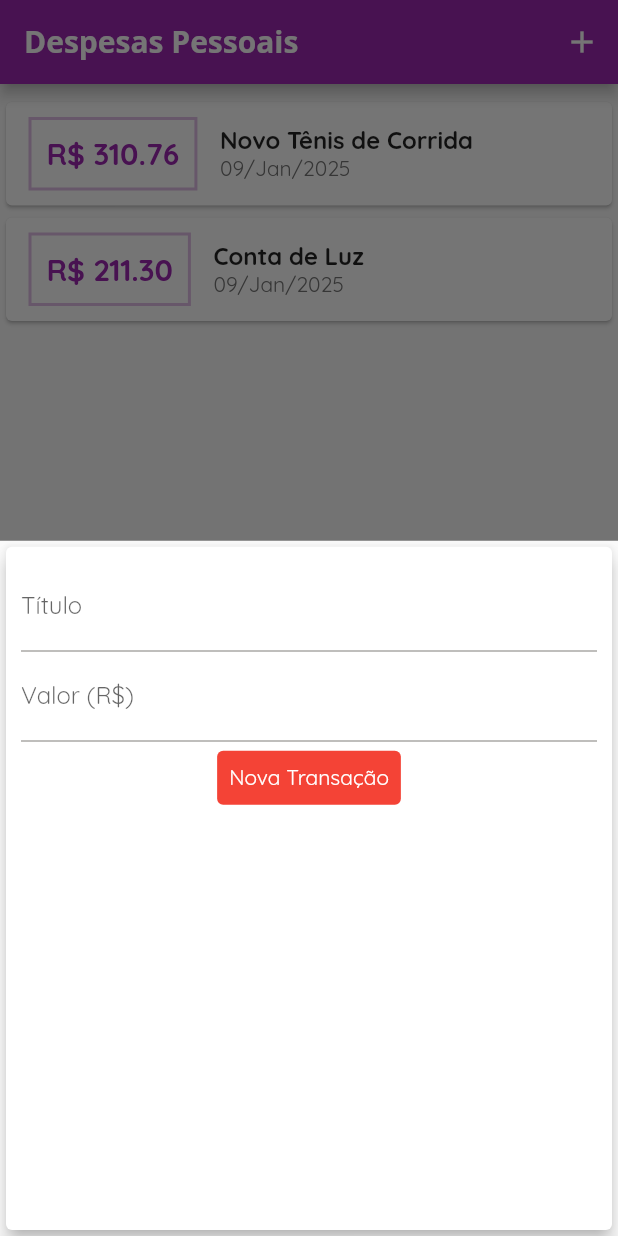
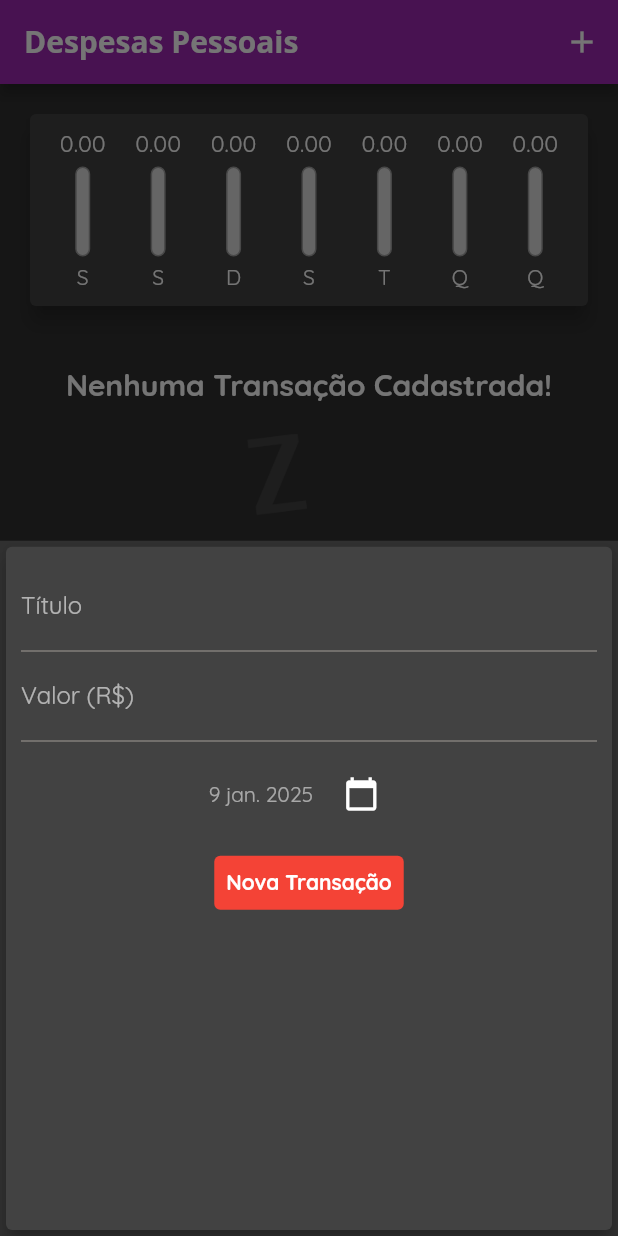
Before and after one commit to LucasRubio/Expenses, a Flutter app: the screen it shows after launch, after a tap on the "add" icon, on a phone screen of 412 x 824 dp. Run offline on Flutter 3.47's test engine with Material 3 defaults, Android fonts, the phone set to English and light mode, and no system bars.

Commit message:
Inserção de data, e estilização melhorada

```diff
--- /dev/null
+++ b/lib/components/chart.dart
@@ -0,0 +1,78 @@
+import 'package:expenses/models/transaction.dart';
+import 'package:intl/intl.dart';
+import 'package:flutter/material.dart';
+import 'chart_bar.dart';
+
+// classe que cria o gráfico
+class Chart extends StatelessWidget {
+  // lista de transações recentes
+  final List<Transaction> recentTransaction;
+  // construtor
+  Chart(this.recentTransaction);
+
+
+  // lista de transações agrupadas
+  List<Map<String, Object>> get groupedTransactions {
+    return List.generate(7, (index) {
+      // gera uma lista de 7 elementos
+      final weekDay = DateTime.now().subtract(
+        // pega a data atual e subtrai
+        Duration(days: index),
+      );
+
+      double totalSum = 0.0;
+
+      for (var i = 0; i < recentTransaction.length; i++) {
+        // percorre a lista de transações
+        bool sameDay = recentTransaction[i].date.day == weekDay.day; // verifica se o dia é o mesmo
+
+        bool sameMonth = recentTransaction[i].date.month == weekDay.month; // verifica se o mês é o mesmo
+
+        bool sameYear = recentTransaction[i].date.year == weekDay.year; // verifica se o ano é o mesmo
+
+        if (sameDay && sameMonth && sameYear) {
+          // verifica se a data é a mesma
+          totalSum += recentTransaction[i].value; // soma o valor da transação
+        }
+      }
+
+      return {
+        'day': DateFormat.E('pt-br').format(weekDay)[0].toUpperCase(),
+        'value': totalSum,
+      }; // retorna o dia e o valor total
+    }).reversed.toList(); // inverte a lista
+  }
+
+  double get _weekTotalValue {
+    return groupedTransactions.fold(0.0, (sum, tr) {
+      return sum + (tr['value'] as double);
+    });
+  }
+
+  @override
+  // constrói o gráfico
+  Widget build(BuildContext context) {
+    groupedTransactions;
+    return Card(
+      elevation: 6,
+      margin: const EdgeInsets.all(20),
+      child: Padding(
+        padding: const EdgeInsets.all(10.0),
+        child: Row(
+          mainAxisAlignment: MainAxisAlignment.spaceAround,
+          children: groupedTransactions.map((tr) {
+            return Flexible(
+              fit: FlexFit.tight,
+              child: ChartBar(
+                  label: tr['day'].toString(),
+                  value: tr['value'] as double,
+                  percentage: tr['value'] == 0
+                      ? 0
+                      : (tr['value'] as double) / _weekTotalValue),
+            );
+          }).toList(),
+        ),
+      ),
+    );
+  }
+}
--- /dev/null
+++ b/lib/components/chart_bar.dart
@@ -0,0 +1,55 @@
+import 'package:flutter/material.dart';
+
+class ChartBar extends StatelessWidget {
+  final String label;
+  final double value;
+  final double percentage;
+
+  ChartBar({
+    required this.label,
+    required this.value,
+    required this.percentage,
+  });
+
+  @override
+  Widget build(BuildContext context) {
+    return Column(
+        children: <Widget>[
+          Container(
+            height: 20,
+            child: FittedBox(child:
+             Text('${value.toStringAsFixed(2)}')
+             ),
+          ),
+          SizedBox(height: 5),
+          Container(
+            height: 60,
+            width: 10,
+            child: Stack(
+              alignment: Alignment.bottomCenter,
+              children: [
+                Container(
+                  decoration: BoxDecoration(
+                    border: Border.all(color: Colors.grey, width: 1.0),
+                    color: Color.fromRGBO(220, 220, 220, 1),
+                    borderRadius: BorderRadius.circular(5),
+                  ),
+                ),
+                FractionallySizedBox(
+                  heightFactor: percentage,
+                  child: Container(
+                    decoration: BoxDecoration(
+                      color: const Color.fromARGB(255, 241, 91, 80),
+                      borderRadius: BorderRadius.circular(5),
+                    ),
+                  ),
+                )
+              ],
+            ),
+          ),
+          SizedBox(height: 5),
+          Text(label),
+          ],
+      );
+  }
+}
--- a/lib/components/transaction_form.dart
+++ b/lib/components/transaction_form.dart
@@ -1,31 +1,62 @@
 import 'package:flutter/material.dart';
+import 'package:intl/intl.dart';
 
+// classe que cria o formulário de transação
 class TransactionForm extends StatefulWidget {
-  final Function(String, double) onSubmit;
+  // função que envia os dados do formulário
+  final Function(String, double, DateTime) onSubmit;
 
   TransactionForm(this.onSubmit);
 
   @override
+  // cria o estado do formulário
   State<TransactionForm> createState() => _TransactionFormState();
 }
 
+// estado do formulário
 class _TransactionFormState extends State<TransactionForm> {
-  final titleController = TextEditingController();
+  final _titleController = TextEditingController(); // controlador do título
 
-  final valueController = TextEditingController();
+  final _valueController = TextEditingController(); // controlador do valor
 
+  DateTime _selectedDate = DateTime.now(); // data selecionada
+
+  // função que envia o formulário
   _submitForm() {
-    final title = titleController.text;
-    final value = double.tryParse(valueController.text) ?? 0.0;
+    final title = _titleController.text; // pega o texto do título
+    final value = double.tryParse(_valueController.text) ??
+        0.0; // pega o valor do controlador
+    final date = _selectedDate; // pega a data selecionada
 
+
+    // verifica se o título está vazio ou o valor é menor ou igual a 0
     if (title.isEmpty || value <= 0) {
-      return;
+      return; // retorna vazio
     }
 
-    widget.onSubmit(title, value);
+    widget.onSubmit(title, value, date); // envia o formulário
+  }
+
+// função que exibe o seletor de data
+  _showDatePicker() {
+    showDatePicker(
+      context: context,
+      initialDate: DateTime.now(),
+      firstDate: DateTime(2020),
+      lastDate: DateTime.now(),
+    ).then((pickedDate) {// pega a data selecionada
+      if (pickedDate == null) {
+        return;
+      }
+      setState(() {
+        _selectedDate = pickedDate;
+      });
+    });
+
   }
 
   @override
+  // constrói o formulário
   Widget build(BuildContext context) {
     return Card(
       elevation: 5,
@@ -33,33 +64,55 @@ class _TransactionFormState extends State<TransactionForm> {
         padding: const EdgeInsets.all(10.0),
         child: Column(children: <Widget>[
           TextField(
-            controller: titleController,
-            onSubmitted: (_) => _submitForm(),
+            controller: _titleController,
+            onSubmitted: (_) =>
+                _submitForm(), // envia o formulário ao pressionar enter
             decoration: InputDecoration(
+              // decoração do campo de texto
               labelText: 'Título',
             ),
           ),
           TextField(
-            controller: valueController,
+            controller: _valueController,
             keyboardType: TextInputType.numberWithOptions(decimal: true),
-            onSubmitted: (_) => _submitForm(),
+            onSubmitted: (_) =>
+                _submitForm(), // envia o formulário ao pressionar enter
             decoration: InputDecoration(
               labelText: 'Valor (R\$)',
             ),
           ),
+          Container(
+            height: 70,
+            child: Row(
+                mainAxisAlignment: MainAxisAlignment.center,
+                children: <Widget>[
+                  Text(DateFormat('d MMM y', 'pt-br').format(_selectedDate).toString(),
+                      style: TextStyle(
+                        color: Colors.white54,
+                      )),
+                  TextButton(
+                    child: Icon(
+                      Icons.calendar_today,
+                      color: Colors.white,
+                    ),
+                    onPressed: () => _showDatePicker(),
+
+                  ),
+                  //
+                ]),
+          ),
           TextButton(
             child: Text(
               'Nova Transação',
-              style: TextStyle(
-                color: Colors.white,
-              ),
+              style:
+                  TextStyle(color: Colors.white, fontWeight: FontWeight.bold),
             ),
             style: ButtonStyle(
               backgroundColor: MaterialStateProperty.all(
                 Colors.red.shade500,
               ),
             ),
-            onPressed: _submitForm,
+            onPressed: _submitForm, // envia o formulário
           )
         ]),
       ),
--- a/lib/components/transaction_list.dart
+++ b/lib/components/transaction_list.dart
@@ -2,17 +2,20 @@ import 'package:flutter/material.dart';
 import '../models/transaction.dart';
 import 'package:intl/intl.dart';
 
+
+// classe que cria a lista de transações
 class TransactionList extends StatelessWidget {
-  final List<Transaction> transactions;
+  final List<Transaction> transactions; // lista de transações
 
-  TransactionList(this.transactions);
+  TransactionList(this.transactions);// construtor
 
   @override
+  // constrói a lista de transações
   Widget build(BuildContext context) {
     return Container(
-      height: 350,
-      child: transactions.isEmpty ? Column(
-        children: <Widget> [
+      height: 500,
+      child: transactions.isEmpty ? Column(// verifica se a lista de transações está vazia
+        children: <Widget> [// se estiver vazia, exibe uma mensagem
           SizedBox(
             height: 20,
           ),
@@ -34,53 +37,38 @@ class TransactionList extends StatelessWidget {
             ),
           ),
         ],
-      ): ListView.builder(
+      ): ListView.builder(// se não estiver vazia, exibe a lista de transações
         itemCount: transactions.length,
-        itemBuilder: (ctx, index) {
-          final tr = transactions[index];
+        itemBuilder: (ctx, index) {// cria um item da lista
+          final tr = transactions[index];// item da lista
           return Card(
-            child: Row(
-              children: <Widget>[
-                Container(
-                  margin: EdgeInsets.symmetric(
-                    horizontal: 15,
-                    vertical: 10,
-                  ),
-                  decoration: BoxDecoration(
-                    border: Border.all(
-                      color: Colors.purple.shade100,
-                      width: 2,
-                    ),
-                  ),
-                  padding: EdgeInsets.all(10),
-                  child: Text(
-                    'R\$ ${tr.value.toStringAsFixed(2)}',
-                    style: TextStyle(
-                      fontWeight: FontWeight.bold,
-                      fontSize: 20,
-                      color: Colors.purple,
+            elevation: 5,
+            margin: EdgeInsets.all(6),
+            child: ListTile(
+              leading: CircleAvatar(// avatar
+                radius: 30,
+                child: Padding(
+                  padding: const EdgeInsets.all(6),
+                  child: FittedBox(
+                    child: Text('R\$${tr.value}'),
                   ),
                 ),
               ),
-                Column(
-                  crossAxisAlignment: CrossAxisAlignment.start,
-                  children: [
-                    Text(
+              title: Text(// título
                 tr.title,
                 style: TextStyle(
                   fontSize: 16,
                   fontWeight: FontWeight.bold,
                 ),
               ),
-                    Text(
-                      DateFormat('dd/MMM/y').format(tr.date),
-                      style: TextStyle(
-                        color: Colors.grey.shade600,
+              subtitle: Text(// subtítulo
+                DateFormat('d MMM y', 'pt-br').format(tr.date),
               ),
+              trailing: IconButton(// botão
+                icon: Icon(Icons.delete),
+                color: Theme.of(context).colorScheme.error,
+                onPressed: () {},
               ),
-                  ],
-                )
-              ],
             ),
           );
         },
--- a/lib/main.dart
+++ b/lib/main.dart
@@ -2,27 +2,44 @@ import 'package:expenses/components/transaction_form.dart';
 import 'package:flutter/material.dart';
 import 'dart:math';
 import './components/transaction_list.dart';
+import './components/chart.dart';
 import './models/transaction.dart';
+import 'package:intl/date_symbol_data_local.dart';
 
-main() => runApp(ExpensesApp());
 
+// main que roda o app
+void main() =>
+  initializeDateFormatting('pt-br', null).then((_) {
+    runApp(ExpensesApp());
+  });
+
+
+// classe que cria o app
 class ExpensesApp extends StatelessWidget {
   ExpensesApp({super.key});
+
+  // tema do app
   final ThemeData tema = ThemeData();
 
   @override
+
+  // widget que cria o app
   Widget build(BuildContext context) {
+    // retorna o Materialapp
     return MaterialApp(
-      home: const MyHomePage(),
-      theme: ThemeData(
+      debugShowCheckedModeBanner: false,
+      home: const MyHomePage(),// widget que cria a tela inicial
+      theme: ThemeData(// tema do app
         fontFamily: 'Quicksand',
         useMaterial3: false,
         colorScheme: ColorScheme.fromSeed(
+          brightness: Brightness.dark,
           seedColor: Colors.amber,
           primary: Colors.purple,
           secondary: Colors.amber,
+          error: Colors.red
         ),
-        appBarTheme: AppBarTheme(
+        appBarTheme: AppBarTheme(// tema do appbar
           titleTextStyle: TextStyle(
             fontFamily: 'OpenSans',
             fontSize: 20,
@@ -35,45 +52,66 @@ class ExpensesApp extends StatelessWidget {
     );
   }
 }
-
+// classe que cria a tela inicial
 class MyHomePage extends StatefulWidget {
   const MyHomePage({super.key});
 
   @override
-  State<MyHomePage> createState() => _MyHomePageState();
+  State<MyHomePage> createState() => _MyHomePageState();// cria o estado da tela
 }
-
+// estado da tela inicial
 class _MyHomePageState extends State<MyHomePage> {
+  // lista de transações
   final List<Transaction> _transactions = [
+    /*Transaction(
+      id: 't0',
+      title: 'Old',
+      value: 200.00,
+      date: DateTime.now().subtract(Duration(days: 33)),
+    ),
     Transaction(
       id: 't1',
       title: 'Novo Tênis de Corrida',
       value: 310.76,
-      date: DateTime.now(),
+      date: DateTime.now().subtract(Duration(days: 3)),
     ),
     Transaction(
       id: 't2',
       title: 'Conta de Luz',
       value: 211.30,
-      date: DateTime.now(),
-    ),
+      date: DateTime.now().subtract(Duration(days: 4)),
+    ),*/
   ];
 
-  _addTransaction(String title, double value) {
+  // Lista que retorna as transações recentes
+  List<Transaction> get _recentTransactions {
+    return _transactions.where((tr) {
+      return tr.date.isAfter(DateTime.now().subtract(Duration(days: 7)));
+    }).toList();
+  }
+
+
+  // Função que adiciona uma transação
+  _addTransaction(String title, double value, DateTime date) {
+    // Cria uma nova transação
     final newTransaction = Transaction(
       id: Random().nextDouble().toString(),
       title: title,
       value: value,
-      date: DateTime.now(),
+      date: date,
     );
 
+    // Atualiza o estado
     setState(() {
       _transactions.add(newTransaction);
     });
 
+    // Fecha o modal
     Navigator.of(context).pop();
   }
 
+
+  // Função que abre o modal de adicionar transação
   _openTransactionFormModal(BuildContext context) {
     showModalBottomSheet(
       context: context,
@@ -83,33 +121,34 @@ class _MyHomePageState extends State<MyHomePage> {
     );
   }
 
+  // widget que cria a tela
   @override
   Widget build(BuildContext context) {
+    // retorna o Scaffold
     return Scaffold(
+      // Barra superior
       appBar: AppBar(
         title: const Text('Despesas Pessoais'),
         actions: [
+          // Botão de adicionar transação
           IconButton(
             icon: const Icon(Icons.add),
             onPressed: () => _openTransactionFormModal(context),
           ),
+
         ],
       ),
+      // Corpo da tela
       body: SingleChildScrollView(
         child: Column(
-          crossAxisAlignment: CrossAxisAlignment.stretch,
+          crossAxisAlignment: CrossAxisAlignment.stretch,// alinhamento
           children: [
-            const SizedBox(
-              child: Card(
-                color: Colors.blue,
-                elevation: 5,
-                //child: Text('Gráfico'),
-              ),
-            ),
-            TransactionList(_transactions),
+            Chart(_recentTransactions),// gráfico
+            TransactionList(_transactions),// lista de transações
           ],
         ),
       ),
+      // Botão de adicionar transação
       floatingActionButton: FloatingActionButton(
         child: const Icon(Icons.add),
         onPressed: () => _openTransactionFormModal(context),
--- a/lib/models/transaction.dart
+++ b/lib/models/transaction.dart
@@ -1,10 +1,11 @@
-class Transaction {
+// This file contains the Transaction class
+class Transaction {// classe que cria uma transação
   final String id;
   final String title;
   final double value;
   final DateTime date;
 
-  Transaction({
+  Transaction({// construtor
     required this.id,
     required this.title,
     required this.value,
```
Lines whose indentation alone changed are shown as unchanged.
